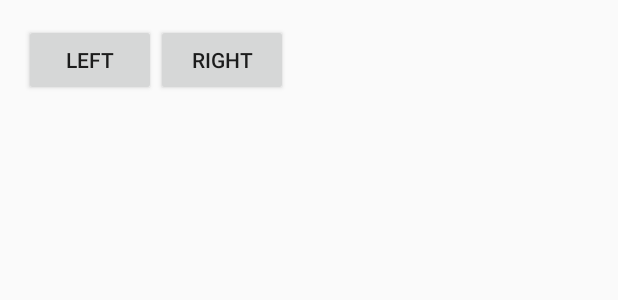
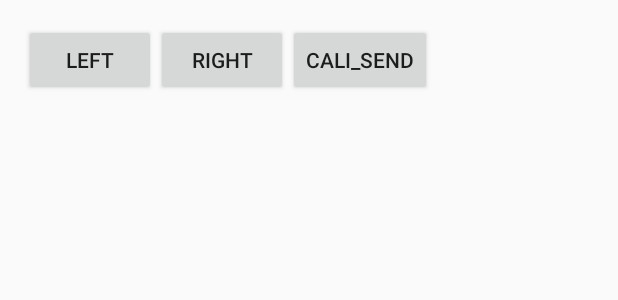
Before and after one commit to ahss8282/project2, an Android app: the layout activity_mouse.xml on its own in the app's theme, with its tools: preview values and no code run, on a phone screen of 412 x 824 dp. Shown: the top 300 px of the screen. Run offline under Robolectric (Android 15) with nearby library versions, the phone set to English and light mode, and no system bars.

Commit message:
calibration과정 추가 - 버튼으로(activity 추가한것은 아님)

```diff
--- a/app/src/main/res/layout/activity_mouse.xml
+++ b/app/src/main/res/layout/activity_mouse.xml
@@ -17,6 +17,18 @@
         android:text="LEFT"
         android:id="@+id/leftBtn" />
 
+    <Button
+        android:layout_width="wrap_content"
+        android:layout_height="wrap_content"
+        android:text="RIGHT"
+        android:id="@+id/rightBtn" />
+
+    <Button
+        android:layout_width="wrap_content"
+        android:layout_height="wrap_content"
+        android:text="cali_send"
+        android:id="@+id/calisend" />
+
     <TextView
         android:layout_width="wrap_content"
         android:layout_height="wrap_content"
@@ -25,19 +37,4 @@
         android:id="@+id/sensorText"
         android:layout_gravity="bottom" />
 
-    <Button
-        android:layout_width="wrap_content"
-        android:layout_height="wrap_content"
-        android:text="RIGHT"
-        android:id="@+id/rightBtn" />
-
-    <LinearLayout
-        android:layout_width="match_parent"
-        android:layout_height="wrap_content">
-
-
-
-
-    </LinearLayout>
-
 </LinearLayout>
```
Also changed, not shown: app/src/main/java/org/androidtown/bluetoothtest2/Activities/MouseActivity.java (+66 -9 lines).
